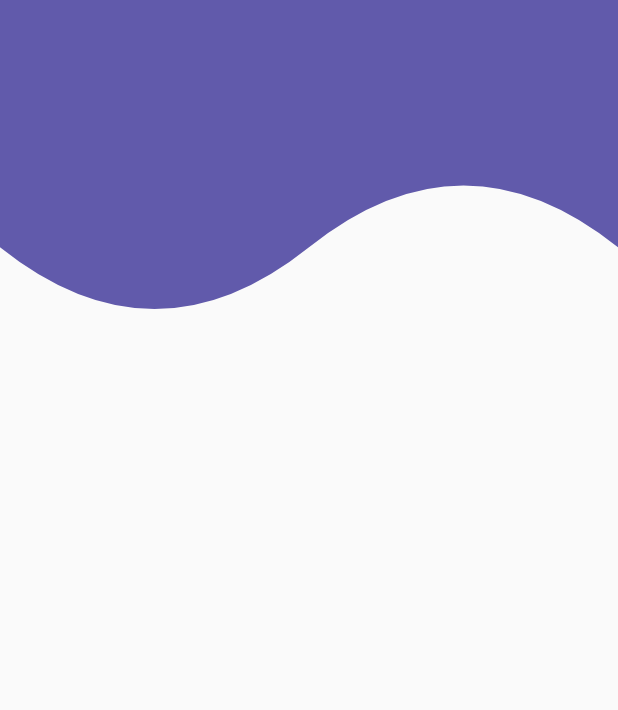
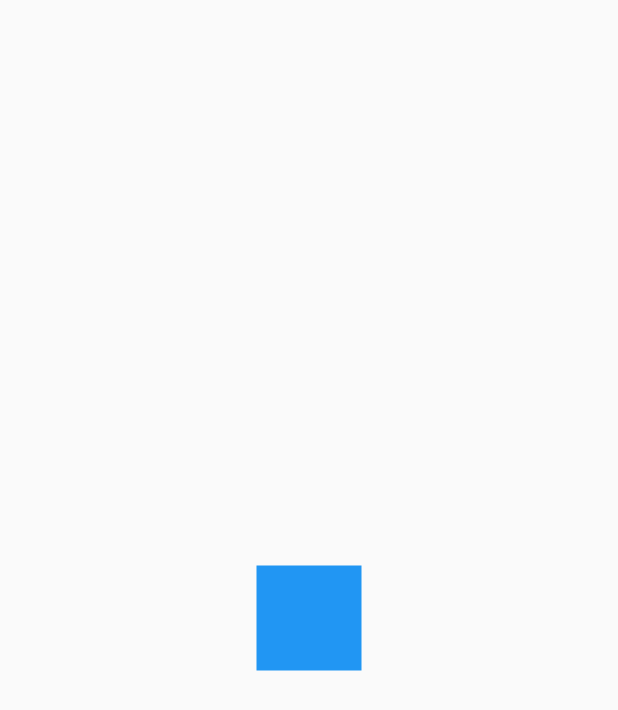
Before and after one commit to m4rok97/flutter-custom-paint, a Flutter app: the screen it shows after launch, on a phone screen of 412 x 824 dp. Shown: the top 710 px of the screen. Run offline on Flutter 3.47's test engine with Material 2 defaults, Android fonts, the light colour scheme and no system bars.

Commit message:
Finished section 3

```diff
--- a/lib/main.dart
+++ b/lib/main.dart
@@ -1,5 +1,7 @@
 import 'package:flutter/material.dart';
+import 'package:flutter_custom_painter/pages/animations_page.dart';
 import 'package:flutter_custom_painter/pages/headers_page.dart';
+import 'package:flutter_custom_painter/pages/square_animated_page.dart';
 
 void main() => runApp(MyApp());
 
@@ -8,7 +10,7 @@ class MyApp extends StatelessWidget {
   Widget build(BuildContext context) {
     return MaterialApp(
       title: 'Material App',
-      home: HeadersPage(),
+      home: SquareAnimatedPage(),
       debugShowCheckedModeBanner: false,
     );
   }
--- /dev/null
+++ b/lib/pages/square_animated_page.dart
@@ -0,0 +1,87 @@
+import 'package:flutter/material.dart';
+
+class SquareAnimatedPage extends StatelessWidget {
+  const SquareAnimatedPage({Key? key}) : super(key: key);
+
+  @override
+  Widget build(BuildContext context) {
+    return Scaffold(
+      body: Center(child: SquareAnimated()),
+    );
+  }
+}
+
+class SquareAnimated extends StatefulWidget {
+  const SquareAnimated({Key? key}) : super(key: key);
+
+  @override
+  _SquareAnimatedPageState createState() => _SquareAnimatedPageState();
+}
+
+class _SquareAnimatedPageState extends State<SquareAnimated>
+    with SingleTickerProviderStateMixin {
+  late AnimationController animationController;
+  late Animation<double> moveRight;
+  late Animation<double> moveUp;
+  late Animation<double> moveDown;
+  late Animation<double> moveLeft;
+
+  @override
+  void initState() {
+    animationController = new AnimationController(
+        vsync: this, duration: Duration(milliseconds: 4500));
+
+    moveRight = new Tween(begin: 0.0, end: 120.0).animate(CurvedAnimation(
+        parent: animationController,
+        curve: Interval(0.0, 0.25, curve: Curves.bounceOut)));
+
+    moveLeft = new Tween(begin: 0.0, end: 120.0).animate(CurvedAnimation(
+        parent: animationController,
+        curve: Interval(0.5, 0.75, curve: Curves.bounceOut)));
+
+    moveUp = new Tween(begin: 0.0, end: -120.0).animate(CurvedAnimation(
+        parent: animationController,
+        curve: Interval(0.25, 0.5, curve: Curves.bounceOut)));
+
+    moveDown = new Tween(begin: 0.0, end: -120.0).animate(CurvedAnimation(
+        parent: animationController,
+        curve: Interval(0.75, 1.0, curve: Curves.bounceOut)));
+
+    super.initState();
+  }
+
+  @override
+  void dispose() {
+    animationController.dispose();
+    super.dispose();
+  }
+
+  @override
+  Widget build(BuildContext context) {
+    animationController.forward();
+
+    return AnimatedBuilder(
+      animation: animationController,
+      child: _Rectangle(),
+      builder: (_, child) {
+        return Transform.translate(
+            offset: Offset(moveRight.value - moveLeft.value,
+                moveUp.value - moveDown.value),
+            child: child!);
+      },
+    );
+  }
+}
+
+class _Rectangle extends StatelessWidget {
+  const _Rectangle({Key? key}) : super(key: key);
+
+  @override
+  Widget build(BuildContext context) {
+    return Container(
+      width: 70,
+      height: 70,
+      decoration: BoxDecoration(color: Colors.blue),
+    );
+  }
+}
```
Also changed, not shown: lib/pages/animations_page.dart (added, +111 -0 lines).
